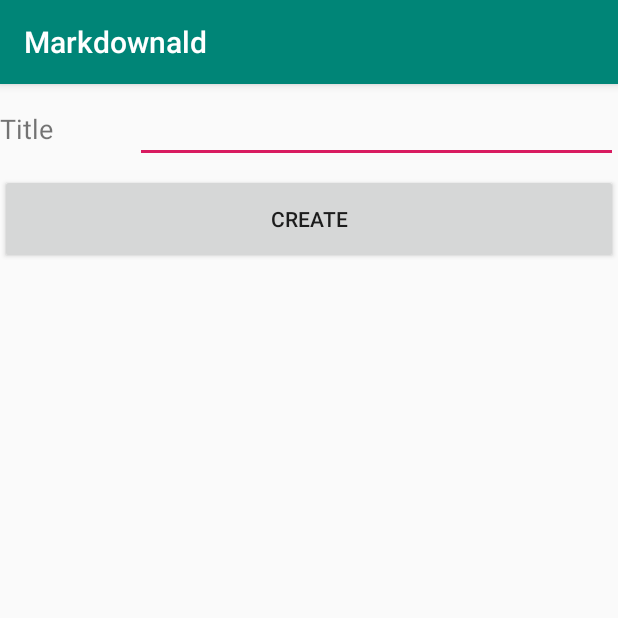
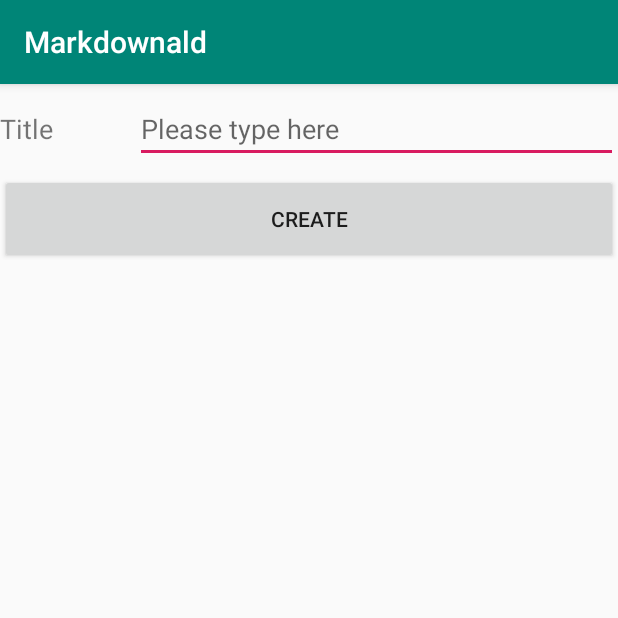
Before and after one commit to fordai/Markdownald-Android, an Android app: the NoteCreateActivity screen opened directly, with no data from a screen before it, after a tap on "CREATE", on a phone screen of 412 x 824 dp, the top half of it. Run offline under Robolectric (Android 15) with nearby library versions, the phone set to English and light mode, and no system bars; libraries missing offline, so code that uses them is left out: com.chad.library.

Commit message:
Refactor: Renaming variables/methods/classes, improving comments and adjust the architecture.

```diff
--- a/app/src/main/java/group/j/android/markdownald/ui/activity/NoteCreateActivity.java
+++ b/app/src/main/java/group/j/android/markdownald/ui/activity/NoteCreateActivity.java
@@ -17,6 +17,9 @@ import group.j.android.markdownald.util.FileUtils;
  * If the name is the same as the previous one, a hint should be offered.
  */
 public class NoteCreateActivity extends AppCompatActivity {
+    private static final String TAG = "NoteCreateActivity";
+    private static final String DUPLICATION_REMINDER = "This note has been created";
+
     private EditText edit_title;
     private Button btn_create;
 
@@ -29,13 +32,13 @@ public class NoteCreateActivity extends AppCompatActivity {
         btn_create.setOnClickListener(new View.OnClickListener() {
             @Override
             public void onClick(View v) {
-                String name = edit_title.getText().toString();
-                if (!FileUtils.exists(NoteCreateActivity.this, name)) {
-                    FileUtils.saveToDefault(NoteCreateActivity.this, name);
+                String title = edit_title.getText().toString();
+                if (!FileUtils.exists(NoteCreateActivity.this, title)) {
+                    FileUtils.saveToDefault(NoteCreateActivity.this, title);
                     Intent intent = new Intent(NoteCreateActivity.this, MainActivity.class);
                     startActivity(intent);
                 } else {
-                    Toast.makeText(NoteCreateActivity.this, "This note has been created", Toast.LENGTH_SHORT).show();
+                    Toast.makeText(NoteCreateActivity.this, DUPLICATION_REMINDER, Toast.LENGTH_SHORT).show();
                 }
             }
         });
--- a/app/src/main/res/layout/activity_create_note.xml
+++ b/app/src/main/res/layout/activity_create_note.xml
@@ -13,7 +13,7 @@
             android:layout_width="90sp"
             android:layout_height="wrap_content"
             android:layout_gravity="center_vertical"
-            android:text="Title"
+            android:text="@string/create_title"
             android:textSize="18sp" />
 
         <EditText
@@ -21,12 +21,14 @@
             android:layout_width="0sp"
             android:layout_height="wrap_content"
             android:layout_gravity="center_vertical"
-            android:layout_weight="1" />
+            android:layout_weight="1"
+            android:hint="@string/create_hint"
+            android:inputType="none" />
     </LinearLayout>
 
     <Button
         android:id="@+id/btn_create"
         android:layout_width="match_parent"
         android:layout_height="60sp"
-        android:text="Create" />
+        android:text="@string/all_create" />
 </LinearLayout>
--- a/app/src/main/res/values/strings.xml
+++ b/app/src/main/res/values/strings.xml
@@ -2,4 +2,7 @@
     <string name="app_name">Markdownald</string>
     <string name="main_create_note">Create New Note</string>
     <string name="main_create_notebook">Create New Notebook</string>
+    <string name="create_title">Title</string>
+    <string name="create_hint">Please type here</string>
+    <string name="all_create">Create</string>
 </resources>
```
